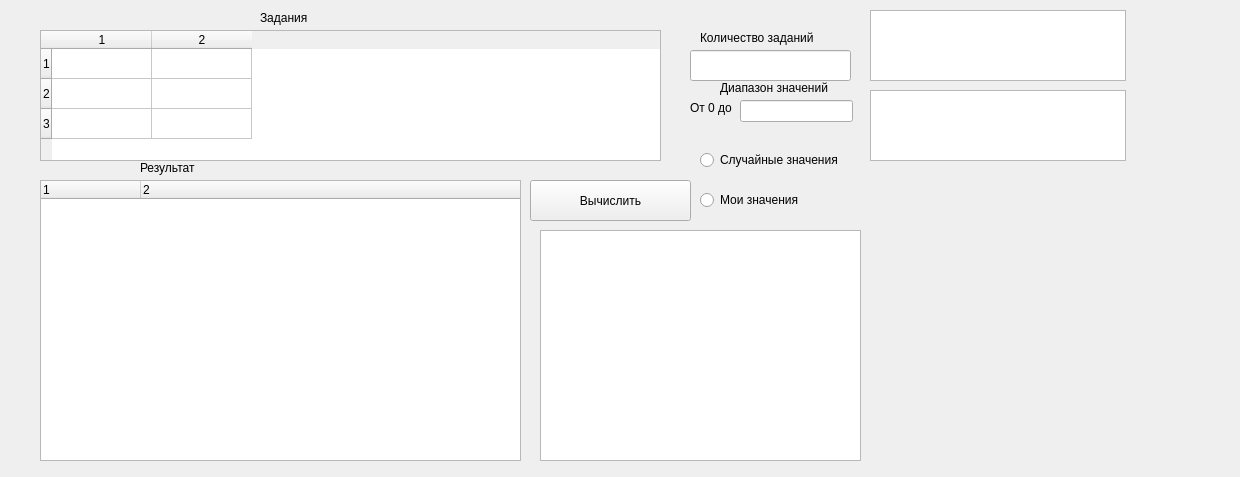
Qt form mainwindow.ui (Repoman4uk/TeotiyaRspisaniyWithout2ndAlgoritm) before a commit.
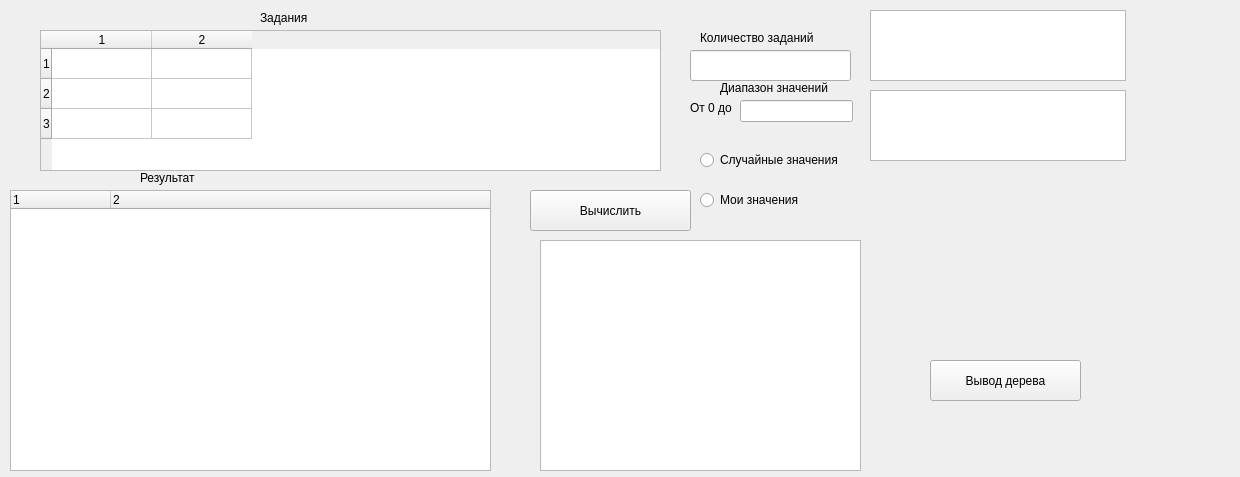
The same form after that commit.

```diff
--- a/mainwindow.ui
+++ b/mainwindow.ui
@@ -20,7 +20,7 @@
       <x>40</x>
       <y>30</y>
       <width>621</width>
-      <height>131</height>
+      <height>141</height>
      </rect>
     </property>
     <property name="rowCount">
@@ -49,7 +49,7 @@
     <property name="geometry">
      <rect>
       <x>530</x>
-      <y>180</y>
+      <y>190</y>
       <width>161</width>
       <height>41</height>
      </rect>
@@ -61,8 +61,8 @@
    <widget class="QTreeWidget" name="tree">
     <property name="geometry">
      <rect>
-      <x>40</x>
-      <y>180</y>
+      <x>10</x>
+      <y>190</y>
       <width>481</width>
       <height>281</height>
      </rect>
@@ -127,7 +127,7 @@
     <property name="geometry">
      <rect>
       <x>140</x>
-      <y>160</y>
+      <y>170</y>
       <width>61</width>
       <height>16</height>
      </rect>
@@ -228,12 +228,25 @@
     <property name="geometry">
      <rect>
       <x>540</x>
-      <y>230</y>
+      <y>240</y>
       <width>321</width>
       <height>231</height>
      </rect>
     </property>
    </widget>
+   <widget class="QPushButton" name="pushButton_tree">
+    <property name="geometry">
+     <rect>
+      <x>930</x>
+      <y>360</y>
+      <width>151</width>
+      <height>41</height>
+     </rect>
+    </property>
+    <property name="text">
+     <string>Вывод дерева</string>
+    </property>
+   </widget>
   </widget>
  </widget>
  <layoutdefault spacing="6" margin="11"/>
```
